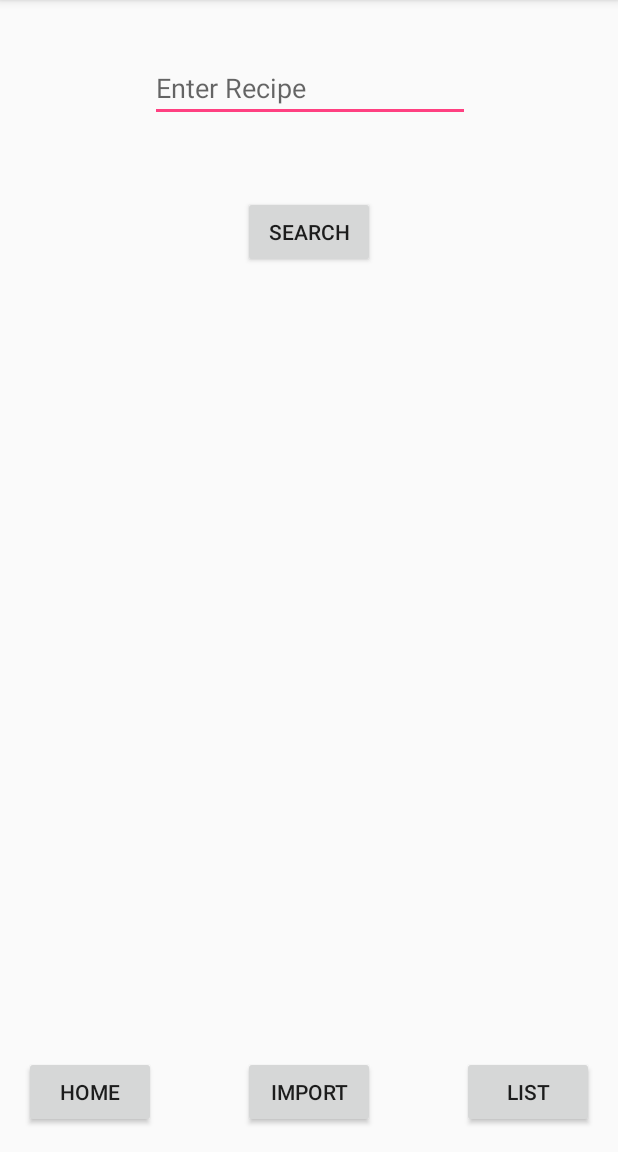
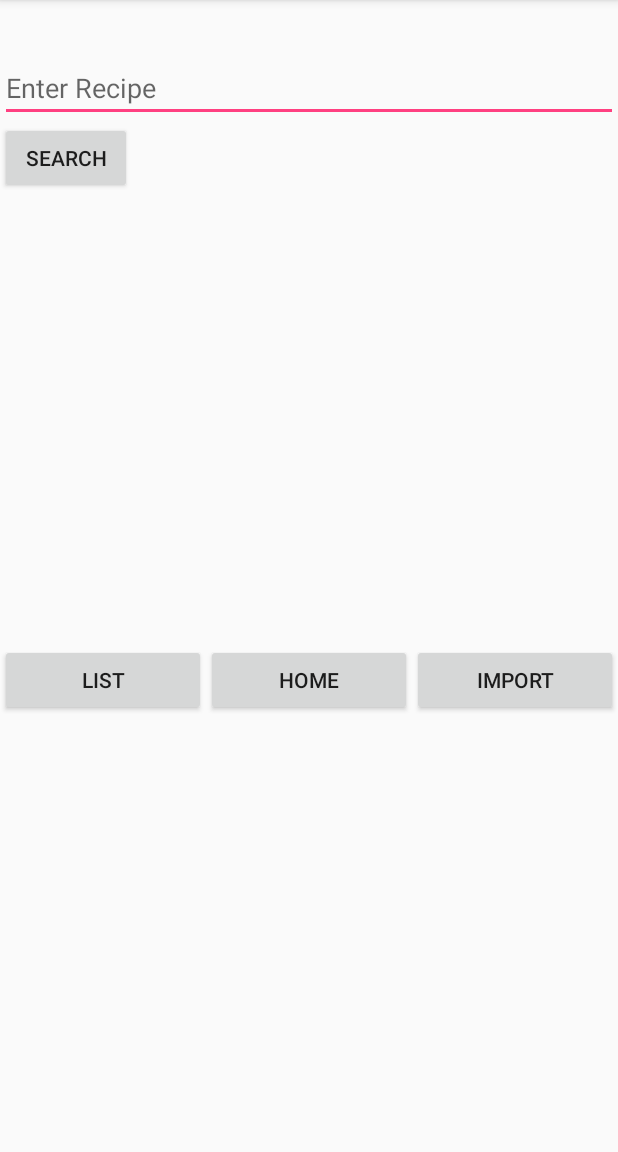
Before and after one commit to jthawkins96/QuickList, an Android app: the screen it shows after launch (Search), after a tap on "SEARCH", on a phone screen of 412 x 824 dp, the part 84-1236 px from its top. Run offline under Robolectric (Android 15) with nearby library versions, the phone set to English and light mode, and no system bars.

Commit message:
Fixed Recipe of the Day

```diff
--- a/app/build.gradle
+++ b/app/build.gradle
@@ -6,6 +6,7 @@ android {
         applicationId "com.example.johhawki.quicklist"
         minSdkVersion 25
         targetSdkVersion 26
+
         versionCode 1
         versionName "1.0"
         testInstrumentationRunner "android.support.test.runner.AndroidJUnitRunner"
--- a/app/src/main/java/com/example/johhawki/quicklist/Home.java
+++ b/app/src/main/java/com/example/johhawki/quicklist/Home.java
@@ -4,7 +4,11 @@ import android.content.Intent;
 import android.support.v7.app.AppCompatActivity;
 import android.os.Bundle;
 import android.view.View;
+import android.widget.LinearLayout;
+import android.widget.ListView;
 import android.widget.TextView;
+import android.widget.Toast;
+import android.widget.LinearLayout.LayoutParams;
 
 import java.util.ArrayList;
 
@@ -14,7 +18,7 @@ public class Home extends AppCompatActivity {
     private String kstep="stepcount";
     private static final boolean USE_FLAG=true;
     private static final int flag = Intent.FLAG_ACTIVITY_REORDER_TO_FRONT;
-    TextView []tv=new TextView[3];
+    private LinearLayout listlayout;
     @Override
     protected void onCreate(Bundle savedInstanceState) {
         super.onCreate(savedInstanceState);
@@ -27,26 +31,50 @@ public class Home extends AppCompatActivity {
         else myData.getInt(kstep);
 
         rotd=findViewById(R.id.rod);
-
-        tv[0]=(TextView)findViewById(R.id.ing1);
-        tv[1]=(TextView)findViewById(R.id.ing2);
-        tv[2]=(TextView)findViewById(R.id.ing3);
-
+        listlayout=findViewById(R.id.listlayout);
         //populating the db with recipes
         Recipe r1 = new Recipe("Jack",1,"Chicken","www.chicken.com");
         Recipe r2 = new Recipe("Jack",2,"Beef","www.beef.com");
         Recipe r3 = new Recipe("Jack",3,"Bread","www.bread.com");
 
+        Ingredient i1 = new Ingredient(2,"Flour");
+        Ingredient i2 = new Ingredient(2,"Lemon");
+        Ingredient i3 = new Ingredient(2,"Baking Soda");
+
+        Ingredient i4 = new Ingredient(3,"Pepper");
+        Ingredient i5 = new Ingredient(3,"Salt");
+        Ingredient i6 = new Ingredient(3,"Baking Soda");
+
+        Ingredient i7 = new Ingredient(1,"Flour");
+        Ingredient i8 = new Ingredient(1,"Water");
+        Ingredient i9 = new Ingredient(1,"Baking Soda");
+
         DBHandler h2 = new DBHandler(this);
+
         h2.addRecipe(r1);
         h2.addRecipe(r2);
         h2.addRecipe(r3);
+
+        h2.addIngredient(i1);
+        h2.addIngredient(i2);
+        h2.addIngredient(i3);
 
         //Selecting a random recipe to display as the recipe of the day
         String s = h2.selectRandomRecipe();
         int recipeid = h2.findrecipeid(s);
         ArrayList<String> ings = h2.insertIngredients(recipeid);
+        if(ings.size()==0) {
+            Toast.makeText(this,"List is empty",Toast.LENGTH_SHORT).show();
+        }
+        else {
+            for (String i : ings) {
+                TextView tv=new TextView(this);
+                tv.setText(i);
+                this.listlayout.addView(tv);
+            }
+        }
         rotd.setText(s);
+
     }
 
     public void onListClick(View v) {
--- a/app/src/main/java/com/example/johhawki/quicklist/Search.java
+++ b/app/src/main/java/com/example/johhawki/quicklist/Search.java
@@ -6,8 +6,11 @@ import android.os.Bundle;
 import android.util.Log;
 import android.view.View;
 import android.widget.EditText;
+import android.widget.LinearLayout;
 import android.widget.TextView;
 import android.widget.Toast;
+
+import java.util.ArrayList;
 
 public class Search extends AppCompatActivity {
     private int step;
@@ -15,10 +18,7 @@ public class Search extends AppCompatActivity {
     private static final boolean USE_FLAG=true;
     private static final int flag = Intent.FLAG_ACTIVITY_REORDER_TO_FRONT;
     EditText term;
-    TextView user;
-    TextView recipeid;
-    TextView recipename;
-    TextView recipeurl;
+    private LinearLayout lout;
 
     @Override
     protected void onCreate(Bundle savedInstanceState) {
@@ -26,10 +26,7 @@ public class Search extends AppCompatActivity {
         setContentView(R.layout.activity_search);
 
         term=findViewById(R.id.term);
-        user=findViewById(R.id.username);
-        recipeid=findViewById(R.id.rid);
-        recipename=findViewById(R.id.rname);
-        recipeurl=findViewById(R.id.url);
+        lout=findViewById(R.id.recipelayout);
         Bundle myData = getIntent().getExtras();
         if(myData==null) {
             step=0;
@@ -40,21 +37,11 @@ public class Search extends AppCompatActivity {
         String te = term.getText().toString();
         DBHandler h = new DBHandler(this);
 
-        Recipe r = h.findRecipe(te);
-        Log.d("find","Finding Recipe");
-        if(r==null) {
-            Toast.makeText(this, "Unable to find Recipe",Toast.LENGTH_LONG).show();
-        }
-        else {
-            if(r.getUser()=="") {
-                user.setText("None");
-            }
-            else {
-                user.setText(r.getUser());
-            }
-            recipeid.setText(String.valueOf(r.getRID()));
-            recipename.setText(r.getName());
-            recipeurl.setText(r.getUrl());
+        ArrayList<String> rs = h.listRecipes(te);
+        for(String r: rs) {
+            TextView tv=new TextView(this);
+            tv.setText(r);
+            this.lout.addView(tv);
         }
     }
     public void onHomeClick(View v) {
--- a/app/src/main/res/layout/activity_search.xml
+++ b/app/src/main/res/layout/activity_search.xml
@@ -6,80 +6,19 @@
     android:layout_height="match_parent"
     tools:context="com.example.johhawki.quicklist.Search">
 
-    <TextView
-        android:id="@+id/url"
-        android:layout_width="wrap_content"
-        android:layout_height="wrap_content"
-        android:layout_marginEnd="46dp"
-        android:layout_marginStart="44dp"
-        app:layout_constraintBaseline_toBaselineOf="@+id/rname"
-        app:layout_constraintEnd_toEndOf="parent"
-        app:layout_constraintStart_toEndOf="@+id/button8" />
-
-    <TextView
-        android:id="@+id/rname"
-        android:layout_width="wrap_content"
-        android:layout_height="wrap_content"
-        android:layout_marginEnd="21dp"
-        app:layout_constraintBaseline_toBaselineOf="@+id/rid"
-        app:layout_constraintEnd_toStartOf="@+id/url" />
-
-    <TextView
-        android:id="@+id/rid"
-        android:layout_width="wrap_content"
-        android:layout_height="wrap_content"
-        android:layout_marginEnd="16dp"
-        android:layout_marginTop="80dp"
-        app:layout_constraintEnd_toStartOf="@+id/rname"
-        app:layout_constraintTop_toBottomOf="@+id/button8" />
-
-    <TextView
-        android:id="@+id/username"
-        android:layout_width="wrap_content"
-        android:layout_height="wrap_content"
-        android:layout_marginEnd="23dp"
-        app:layout_constraintBaseline_toBaselineOf="@+id/rid"
-        app:layout_constraintEnd_toStartOf="@+id/rid" />
-
-    <Button
-        android:id="@+id/button11"
-        android:layout_width="wrap_content"
-        android:layout_height="wrap_content"
-        android:layout_marginBottom="16dp"
-        android:onClick="onImportClick"
-        android:text="Import"
-        app:layout_constraintBottom_toBottomOf="parent"
-        app:layout_constraintEnd_toStartOf="@+id/button9"
-        app:layout_constraintStart_toEndOf="@+id/button10" />
-
-    <Button
-        android:id="@+id/button10"
-        android:layout_width="wrap_content"
-        android:layout_height="wrap_content"
-        android:layout_marginBottom="16dp"
-        android:layout_marginStart="16dp"
-        android:onClick="onHomeClick"
-        android:text="Home"
-        app:layout_constraintBottom_toBottomOf="parent"
-        app:layout_constraintEnd_toStartOf="@+id/button11"
-        app:layout_constraintHorizontal_chainStyle="spread_inside"
-        app:layout_constraintStart_toStartOf="parent" />
-
-    <Button
-        android:id="@+id/button9"
-        android:layout_width="wrap_content"
-        android:layout_height="wrap_content"
-        android:layout_marginBottom="16dp"
-        android:layout_marginEnd="16dp"
-        android:onClick="onListClick"
-        android:text="List"
+    <LinearLayout
+        android:id="@+id/linearLayout3"
+        android:layout_width="0dp"
+        android:layout_height="0dp"
+        android:orientation="vertical"
         app:layout_constraintBottom_toBottomOf="parent"
         app:layout_constraintEnd_toEndOf="parent"
-        app:layout_constraintStart_toEndOf="@+id/button11" />
+        app:layout_constraintStart_toStartOf="parent"
+        app:layout_constraintTop_toTopOf="parent">
 
         <EditText
             android:id="@+id/term"
-        android:layout_width="wrap_content"
+            android:layout_width="match_parent"
             android:layout_height="wrap_content"
             android:layout_marginTop="36dp"
             android:ems="10"
@@ -94,10 +33,63 @@
             android:id="@+id/button8"
             android:layout_width="wrap_content"
             android:layout_height="wrap_content"
-        android:layout_marginTop="49dp"
             android:onClick="search"
             android:text="Search"
             app:layout_constraintEnd_toEndOf="parent"
             app:layout_constraintStart_toStartOf="parent"
             app:layout_constraintTop_toBottomOf="@+id/term" />
+
+        <ScrollView
+            android:layout_width="wrap_content"
+            android:layout_height="300dp">
+
+            <LinearLayout
+                android:id="@+id/recipelayout"
+                android:layout_width="match_parent"
+                android:layout_height="wrap_content"
+                android:orientation="vertical" />
+        </ScrollView>
+
+        <LinearLayout
+            android:layout_width="match_parent"
+            android:layout_height="match_parent"
+            android:orientation="horizontal">
+
+            <Button
+                android:id="@+id/button9"
+                android:layout_width="match_parent"
+                android:layout_height="wrap_content"
+                android:layout_weight="1"
+                android:onClick="onListClick"
+                android:text="List"
+                app:layout_constraintBottom_toBottomOf="parent"
+                app:layout_constraintEnd_toEndOf="parent"
+                app:layout_constraintStart_toEndOf="@+id/button11" />
+
+            <Button
+                android:id="@+id/button10"
+                android:layout_width="match_parent"
+                android:layout_height="wrap_content"
+                android:layout_weight="1"
+                android:onClick="onHomeClick"
+                android:text="Home"
+                app:layout_constraintBottom_toBottomOf="parent"
+                app:layout_constraintEnd_toStartOf="@+id/button11"
+                app:layout_constraintHorizontal_chainStyle="spread_inside"
+                app:layout_constraintStart_toStartOf="parent" />
+
+            <Button
+                android:id="@+id/button11"
+                android:layout_width="match_parent"
+                android:layout_height="wrap_content"
+                android:layout_weight="1"
+                android:onClick="onImportClick"
+                android:text="Import"
+                app:layout_constraintBottom_toBottomOf="parent"
+                app:layout_constraintEnd_toStartOf="@+id/button9"
+                app:layout_constraintStart_toEndOf="@+id/button10" />
+        </LinearLayout>
+
+    </LinearLayout>
+
 </android.support.constraint.ConstraintLayout>
```
Also changed, not shown: app/src/main/AndroidManifest.xml (+7 -5 lines), app/src/main/java/com/example/johhawki/quicklist/DBHandler.java (+30 -2 lines), app/src/main/res/layout/activity_home.xml (+13 -27 lines), app/src/main/res/layout/activity_import_recipe.xml (+0 -49 lines). Lines whose indentation alone changed are shown as unchanged.
